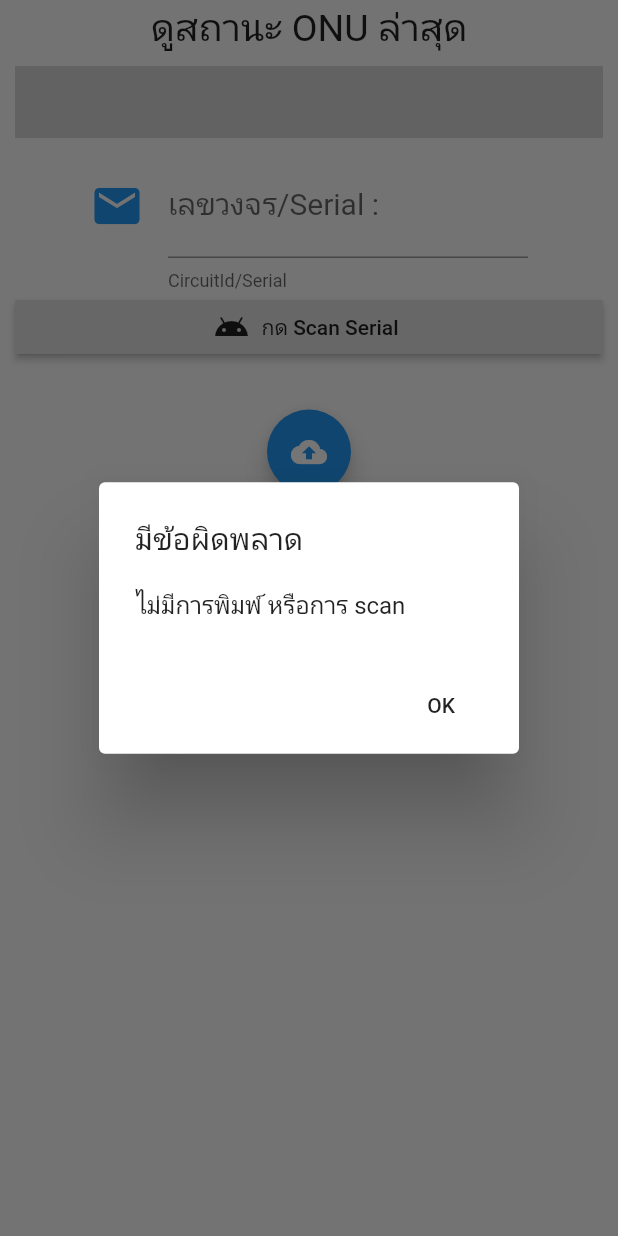
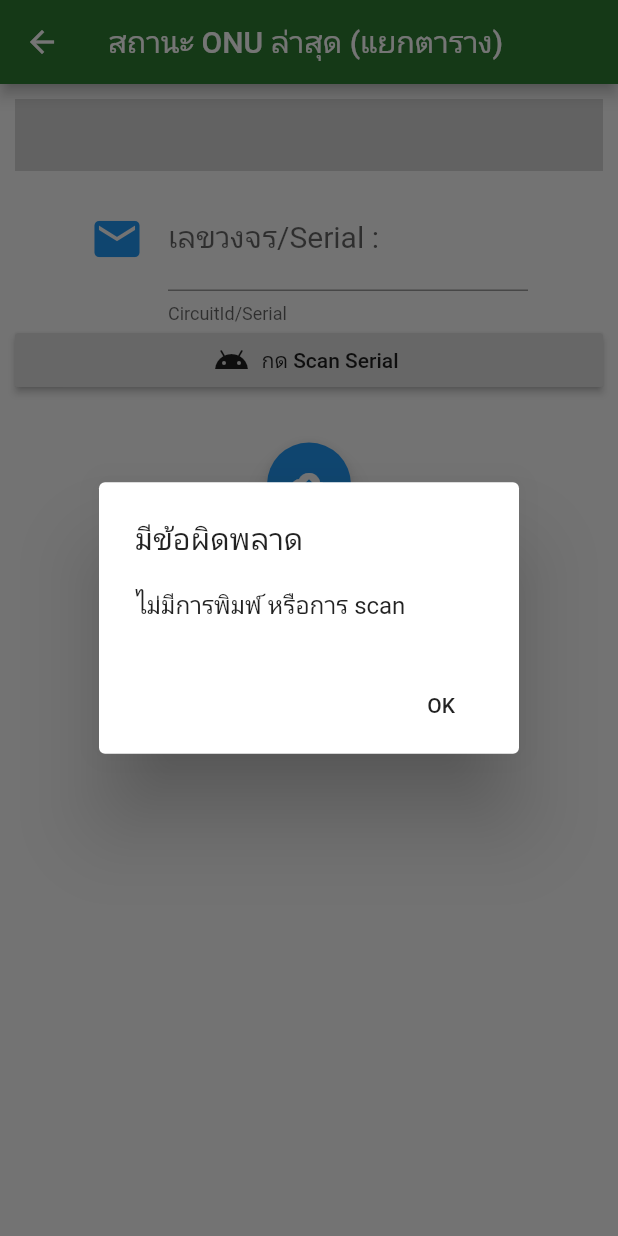
Before and after one commit to jakapun/onustorage, a Flutter app: the FindOne screen opened directly, after a tap on the "cloud upload" icon, on a phone screen of 412 x 824 dp. Run offline on Flutter 3.47's test engine with Material 2 defaults, Android fonts, the phone set to English and light mode, and no system bars; our stand-ins replace image_picker, location, shared_preferences; missing offline and left inert: barcode_scan, flutter_line_sdk, grouped_buttons; accounts and stored records are empty.

Commit message:
lastupdate 07102020_1

```diff
--- a/lib/src/screen/findone.dart
+++ b/lib/src/screen/findone.dart
@@ -63,8 +63,8 @@ class _FindOneState extends State<FindOne> {
     return Column(
       children: <Widget>[
         Text(
-          'ดูสถานะ ONU ล่าสุด',
-          style: TextStyle(fontSize: 25.0),
+          'ดูสถานะ ONU ล่าสุด (แยกตารางเก็บ)',
+          style: TextStyle(fontSize: 20.0),
         ),
         // Text('เก็บคืน ONU')
       ],
@@ -76,8 +76,8 @@ class _FindOneState extends State<FindOne> {
       width: 220.0,
       child: RadioButtonGroup(
           labels: [
-            "ONU(NEW)",
-            "ONU เก่าเก็บใช้ใหม่",
+            "ONU (NEW) => Device",
+            "ONU เก่าเก็บใช้ใหม่ => Onusec",
           ],
           disabled: [
             // "In Area"
@@ -204,7 +204,14 @@ class _FindOneState extends State<FindOne> {
 
   @override
   Widget build(BuildContext context) {
-    return Form(
+    return Scaffold(
+      resizeToAvoidBottomPadding: false,
+      appBar: AppBar(
+        backgroundColor: Colors.green[800],
+        title: Text('สถานะ ONU ล่าสุด (แยกตาราง)'),
+        // actions: <Widget>[uploadButton()],
+      ),
+      body: Form(
       key: formKey,
       child: ListView(
         padding: EdgeInsets.only(
@@ -213,7 +220,7 @@ class _FindOneState extends State<FindOne> {
           left: 10.0,
         ),
         children: <Widget>[
-          showhpage(),
+          // showhpage(),
           SizedBox(
             height: 10.0,
           ),
@@ -235,7 +242,7 @@ class _FindOneState extends State<FindOne> {
           uploadValueButton(),
         ],
       ),
-
+     )
     );
   }
 
```
Also changed, not shown: lib/src/screen/clean_onu.dart (+10 -3 lines), lib/src/screen/delwSerial.dart (+5 -5 lines), lib/src/screen/pickup_onu.dart (+10 -2 lines), lib/src/screen/reused_onu.dart (+10 -2 lines).
